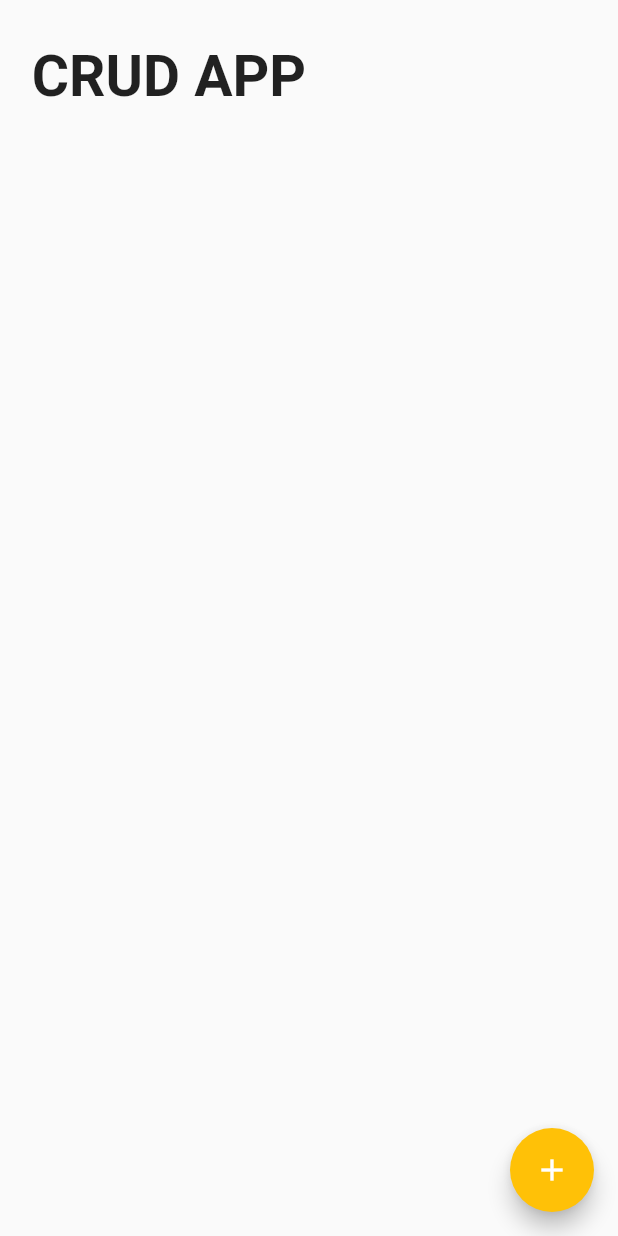
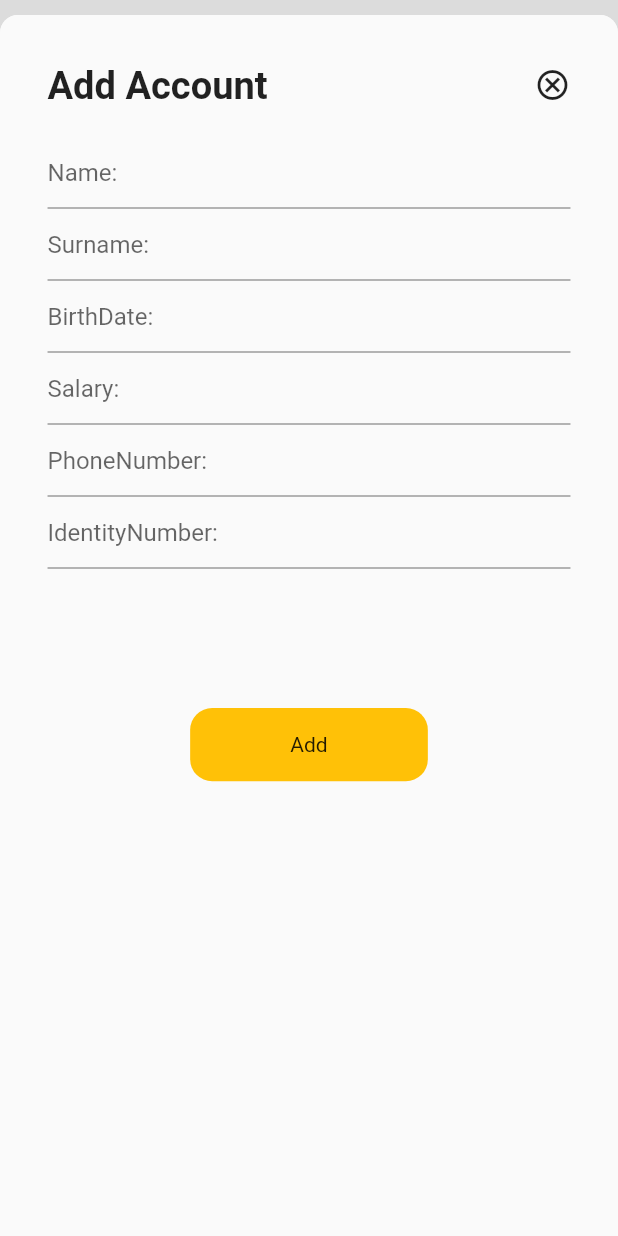
Before and after one commit to umutbariscoskun/ApiCrudAPP, a Flutter app: the screen it shows after launch, after a tap on the "add" icon, on a phone screen of 412 x 824 dp. Run offline on Flutter 3.47's test engine with Material 2 defaults, Android fonts, the light colour scheme and no system bars; our stand-ins replace auto_route, dartz, dio, equatable, flutter_bloc, flutter_screenutil and 5 more; generated files the repository leaves out were written again; network calls fail.

Commit message:
create add and edit ui

```diff
--- a/lib/core/constants/text_constants.dart
+++ b/lib/core/constants/text_constants.dart
@@ -1 +1,6 @@
-class TextConstants {}
+class TextConstants {
+  static String get editAccount => 'Edit Account';
+  static String get addAccount => 'Add Account';
+  static String get save => 'Save';
+  static String get add => 'Add';
+}
--- /dev/null
+++ b/lib/core/enum/account_fields_page_type.dart
@@ -0,0 +1,16 @@
+import 'package:api_crud_app/core/constants/text_constants.dart';
+
+enum AccountFieldsPageType {
+  edit,
+  add;
+
+  @override
+  String toString() {
+    switch (this) {
+      case AccountFieldsPageType.edit:
+        return TextConstants.editAccount;
+      case AccountFieldsPageType.add:
+        return TextConstants.addAccount;
+    }
+  }
+}
--- /dev/null
+++ b/lib/core/theme/widgets_theme.dart
@@ -0,0 +1,3 @@
+///Temporary Theme Class
+///Normally there must be an extension for themes
+class WidgetsTheme {}
--- a/lib/features/crud_app/data/model/account_model.dart
+++ b/lib/features/crud_app/data/model/account_model.dart
@@ -6,7 +6,7 @@ class AccountModel {
     required this.name,
     required this.surname,
     required this.birthDate,
-    required this.sallary,
+    required this.salary,
     required this.phoneNumber,
     required this.identityNumber,
     required this.id,
@@ -15,7 +15,7 @@ class AccountModel {
   final String name;
   final String surname;
   final DateTime birthDate;
-  final int sallary;
+  final int salary;
   final String phoneNumber;
   final String identityNumber;
   final String id;
@@ -25,7 +25,7 @@ class AccountModel {
       'name': name,
       'surname': surname,
       'birthDate': birthDate.toString(),
-      'sallary': sallary,
+      'sallary': salary,
       'phoneNumber': phoneNumber,
       'identityNumber': identityNumber,
       'id': id,
@@ -37,7 +37,7 @@ class AccountModel {
       name: map['name'] as String,
       surname: map['surname'] as String,
       birthDate: DateTime.parse(map['birthDate']),
-      sallary: map['sallary'] as int,
+      salary: map['sallary'] as int,
       phoneNumber: map['phoneNumber'] as String,
       identityNumber: map['identityNumber'] as String,
       id: map["id"].toString(),
--- a/lib/features/crud_app/data/repository/account_repository_impl.dart
+++ b/lib/features/crud_app/data/repository/account_repository_impl.dart
@@ -28,7 +28,7 @@ class AccountRepositoryImpl implements AccountRepository {
         name: accountEntity.name,
         surname: accountEntity.surname,
         birthDate: accountEntity.birthDate,
-        sallary: accountEntity.sallary,
+        salary: accountEntity.salary,
         phoneNumber: accountEntity.phoneNumber,
         identityNumber: accountEntity.identityNumber,
         id: id,
@@ -53,7 +53,7 @@ class AccountRepositoryImpl implements AccountRepository {
             name: modelElement.name,
             surname: modelElement.surname,
             birthDate: modelElement.birthDate,
-            sallary: modelElement.sallary,
+            salary: modelElement.salary,
             phoneNumber: modelElement.phoneNumber,
             identityNumber: modelElement.identityNumber,
             id: modelElement.id,
@@ -90,7 +90,7 @@ class AccountRepositoryImpl implements AccountRepository {
         name: accountEntity.name,
         surname: accountEntity.surname,
         birthDate: accountEntity.birthDate,
-        sallary: accountEntity.sallary,
+        salary: accountEntity.salary,
         phoneNumber: accountEntity.phoneNumber,
         identityNumber: accountEntity.identityNumber,
         id: id,
--- a/lib/features/crud_app/domain/entity/account_entity.dart
+++ b/lib/features/crud_app/domain/entity/account_entity.dart
@@ -2,7 +2,7 @@ class AccountEntity {
   final String name;
   final String surname;
   final DateTime birthDate;
-  final int sallary;
+  final int salary;
   final String phoneNumber;
   final String identityNumber;
   final String id;
@@ -11,7 +11,7 @@ class AccountEntity {
     required this.name,
     required this.surname,
     required this.birthDate,
-    required this.sallary,
+    required this.salary,
     required this.phoneNumber,
     required this.identityNumber,
     required this.id,
--- /dev/null
+++ b/lib/features/crud_app/presentation/account_fields/account_fields_view.dart
@@ -0,0 +1,98 @@
+import 'package:api_crud_app/core/constants/text_constants.dart';
+import 'package:api_crud_app/core/enum/account_fields_page_type.dart';
+import 'package:api_crud_app/core/extension/context_extension.dart';
+import 'package:api_crud_app/core/shared/helper_functions.dart';
+import 'package:api_crud_app/features/crud_app/presentation/widgets/base_text_field.dart';
+import 'package:api_crud_app/features/crud_app/presentation/widgets/item/account_fields_page_model.dart';
+import 'package:flutter/material.dart';
+import 'package:flutter_screenutil/flutter_screenutil.dart';
+import 'package:gap/gap.dart';
+
+class AccountFieldsView extends StatelessWidget {
+  const AccountFieldsView({
+    super.key,
+    required this.accountFieldsPageType,
+    required this.accountFieldsPageModelList,
+  });
+  final AccountFieldsPageType accountFieldsPageType;
+
+  final List<AccountFieldsPageModel> accountFieldsPageModelList;
+
+  @override
+  Widget build(BuildContext context) {
+    final isPageTypeAdd = accountFieldsPageType == AccountFieldsPageType.add;
+    return Scaffold(
+      body: Container(
+        decoration: BoxDecoration(
+            borderRadius: BorderRadius.only(
+          topLeft: Radius.circular(20.r),
+          topRight: Radius.circular(20.r),
+        )),
+        height: context.height - 90.h,
+        child: SingleChildScrollView(
+            child: Padding(
+          padding: EdgeInsets.all(30.sp),
+          child: Column(
+            crossAxisAlignment: CrossAxisAlignment.start,
+            children: [
+              Row(
+                mainAxisAlignment: MainAxisAlignment.spaceBetween,
+                children: [
+                  Text(
+                    isPageTypeAdd
+                        ? AccountFieldsPageType.add.toString()
+                        : AccountFieldsPageType.edit.toString(),
+                    style: TextStyle(
+                      fontSize: 24.sp,
+                      fontWeight: FontWeight.w600,
+                    ),
+                  ),
+                  GestureDetector(
+                      onTap: appRouter.pop,
+                      child: const Icon(
+                        Icons.cancel_outlined,
+                      )),
+                ],
+              ),
+              Gap(20.h),
+              SizedBox(
+                height: 350.h,
+                child: ListView.builder(
+                  itemCount: accountFieldsPageModelList.length,
+                  itemBuilder: (context, index) {
+                    final item = accountFieldsPageModelList[index];
+                    return BaseTextField(
+                      hintText: item.hintText,
+                      onTap: item.onTap,
+                      readOnly: item.readOnly ?? false,
+                      onChanged: item.onChanged,
+                    );
+                  },
+                ),
+              ),
+              Gap(40.h),
+              GestureDetector(
+                onTap: appRouter.pop,
+                child: Center(
+                  child: Container(
+                    decoration: BoxDecoration(
+                        color: Colors.amber,
+                        borderRadius: BorderRadius.circular(15.r)),
+                    width: 150.w,
+                    height: 50.h,
+                    child: Center(
+                      child: Text(
+                        isPageTypeAdd ? TextConstants.add : TextConstants.save,
+                        textAlign: TextAlign.center,
+                      ),
+                    ),
+                  ),
+                ),
+              )
+            ],
+          ),
+        )),
+      ),
+    );
+  }
+}
--- a/lib/features/crud_app/presentation/home/cubit/home_cubit.dart
+++ b/lib/features/crud_app/presentation/home/cubit/home_cubit.dart
@@ -1,6 +1,7 @@
 import 'package:api_crud_app/core/errors/failures.dart';
 import 'package:api_crud_app/features/crud_app/domain/entity/account_entity.dart';
 import 'package:api_crud_app/features/crud_app/domain/usecase/account_usecases/account_usecases.dart';
+import 'package:api_crud_app/features/crud_app/presentation/widgets/item/account_fields_page_model.dart';
 import 'package:dartz/dartz.dart';
 import 'package:equatable/equatable.dart';
 import 'package:flutter_bloc/flutter_bloc.dart';
@@ -16,6 +17,8 @@ class HomeCubit extends Cubit<HomeState> {
         super(const HomeState()) {
     init();
   }
+  late final accountFieldsPageModelList = <AccountFieldsPageModel>[];
+  late final editAccountFieldsPageModelList = <AccountFieldsPageModel>[];
 
   final AccountUseCases _accountUseCases;
 
@@ -34,7 +37,7 @@ class HomeCubit extends Cubit<HomeState> {
         name: "name",
         surname: "surname",
         birthDate: DateTime.now(),
-        sallary: 123,
+        salary: 123,
         phoneNumber: "phoneNumber",
         identityNumber: "identityNumber",
         id: "id");
--- a/lib/features/crud_app/presentation/home/home_view.dart
+++ b/lib/features/crud_app/presentation/home/home_view.dart
@@ -1,10 +1,16 @@
 import 'package:api_crud_app/core/config/dependency_injection/injectable.dart';
 import 'package:api_crud_app/core/constants/color_constants.dart';
+import 'package:api_crud_app/core/enum/account_fields_page_type.dart';
 import 'package:api_crud_app/core/extension/context_extension.dart';
+import 'package:api_crud_app/features/crud_app/presentation/account_fields/account_fields_view.dart';
 import 'package:api_crud_app/features/crud_app/presentation/home/cubit/home_cubit.dart';
+import 'package:api_crud_app/features/crud_app/presentation/widgets/date_picker_factory.dart';
+import 'package:api_crud_app/features/crud_app/presentation/widgets/item/account_fields_page_model.dart';
+import 'package:flutter/cupertino.dart';
 import 'package:flutter/material.dart';
 import 'package:flutter_bloc/flutter_bloc.dart';
 import 'package:flutter_screenutil/flutter_screenutil.dart';
+import 'package:modal_bottom_sheet/modal_bottom_sheet.dart';
 
 class HomeView extends StatelessWidget {
   const HomeView({super.key});
@@ -21,7 +27,29 @@ class HomeView extends StatelessWidget {
               return Scaffold(
                 floatingActionButton: FloatingActionButton(
                   backgroundColor: Colors.amber,
-                  onPressed: () {},
+                  onPressed: () {
+                    cubit.accountFieldsPageModelList.addAll([
+                      AccountFieldsPageModel(hintText: "Name:"),
+                      AccountFieldsPageModel(hintText: "Surname:"),
+                      AccountFieldsPageModel(
+                        hintText: "BirthDate:",
+                        readOnly: true,
+                        onTap: () {
+                          DatePickerFactory.showDatePickerNatively(context);
+                        },
+                      ),
+                      AccountFieldsPageModel(hintText: "Salary:"),
+                      AccountFieldsPageModel(hintText: "PhoneNumber:"),
+                      AccountFieldsPageModel(hintText: "IdentityNumber:"),
+                    ]);
+                    showCupertinoModalBottomSheet(
+                        context: context,
+                        builder: (context) => AccountFieldsView(
+                              accountFieldsPageType: AccountFieldsPageType.add,
+                              accountFieldsPageModelList:
+                                  cubit.accountFieldsPageModelList,
+                            ));
+                  },
                   child: const Icon(
                     Icons.add,
                   ),
@@ -50,7 +78,37 @@ class HomeView extends StatelessWidget {
                           itemCount: state.accountEntityList.length,
                           itemBuilder: (context, index) {
                             final item = state.accountEntityList[index];
-                            return Dismissible(
+                            return GestureDetector(
+                              onTap: () {
+                                cubit.editAccountFieldsPageModelList.addAll([
+                                  AccountFieldsPageModel(hintText: item.name),
+                                  AccountFieldsPageModel(
+                                      hintText: item.surname),
+                                  AccountFieldsPageModel(
+                                    hintText: item.birthDate.toString(),
+                                    readOnly: true,
+                                    onTap: () {
+                                      DatePickerFactory.showDatePickerNatively(
+                                          context);
+                                    },
+                                  ),
+                                  AccountFieldsPageModel(
+                                      hintText: item.salary.toString()),
+                                  AccountFieldsPageModel(
+                                      hintText: item.phoneNumber),
+                                  AccountFieldsPageModel(
+                                      hintText: item.identityNumber),
+                                ]);
+                                showCupertinoModalBottomSheet(
+                                    context: context,
+                                    builder: (context) => AccountFieldsView(
+                                          accountFieldsPageType:
+                                              AccountFieldsPageType.edit,
+                                          accountFieldsPageModelList: cubit
+                                              .editAccountFieldsPageModelList,
+                                        ));
+                              },
+                              child: Dismissible(
                                 onDismissed: (_) async {
                                   await cubit.removeAccountEntity(
                                     accountEntityId: item.id,
@@ -66,7 +124,8 @@ class HomeView extends StatelessWidget {
                                       padding: EdgeInsets.only(right: 30.w),
                                       child: const Text('Delete',
                                           textAlign: TextAlign.right,
-                                        style: TextStyle(color: Colors.white)),
+                                          style:
+                                              TextStyle(color: Colors.white)),
                                     ),
                                   ),
                                 ),
@@ -78,6 +137,7 @@ class HomeView extends StatelessWidget {
                                         item.name,
                                         textAlign: TextAlign.center,
                                       )),
+                                ),
                               ),
                             );
                           },
--- /dev/null
+++ b/lib/features/crud_app/presentation/widgets/base_text_field.dart
@@ -0,0 +1,27 @@
+import 'package:flutter/material.dart';
+
+class BaseTextField extends TextField {
+  BaseTextField({
+    super.onTap,
+    super.readOnly,
+    super.key,
+    String? hintText,
+    super.keyboardType,
+    super.onChanged,
+    super.inputFormatters,
+    super.textAlign = TextAlign.start,
+    TextStyle? hintStyle,
+    String? errorText,
+    TextStyle? errorTextStyle,
+    super.minLines,
+    super.maxLines,
+    super.style,
+  }) : super(
+          decoration: InputDecoration(
+            hintText: hintText,
+            hintStyle: hintStyle,
+            errorText: errorText,
+            errorStyle: errorTextStyle,
+          ),
+        );
+}
--- /dev/null
+++ b/lib/features/crud_app/presentation/widgets/item/account_fields_page_model.dart
@@ -0,0 +1,13 @@
+class AccountFieldsPageModel {
+  final String hintText;
+  final void Function(String)? onChanged;
+  final void Function()? onTap;
+  final bool? readOnly;
+
+  const AccountFieldsPageModel({
+    required this.hintText,
+    this.onChanged,
+    this.onTap,
+    this.readOnly = false,
+  });
+}
--- a/pubspec.yaml
+++ b/pubspec.yaml
@@ -52,6 +52,8 @@ dependencies:
   #UI
   flutter_screenutil: ^5.8.4
   gap: ^3.0.1
+  modal_bottom_sheet: ^3.0.0-pre
+
 
 
   #Router
```
Also changed, not shown: lib/features/crud_app/presentation/account_fields/cubit/account_fields_cubit.dart (added, +19 -0 lines), lib/features/crud_app/presentation/account_fields/cubit/account_fields_state.dart (added, +31 -0 lines), lib/features/crud_app/presentation/widgets/date_picker_factory.dart (added, +73 -0 lines), pubspec.lock. Lines whose indentation alone changed are shown as unchanged.
